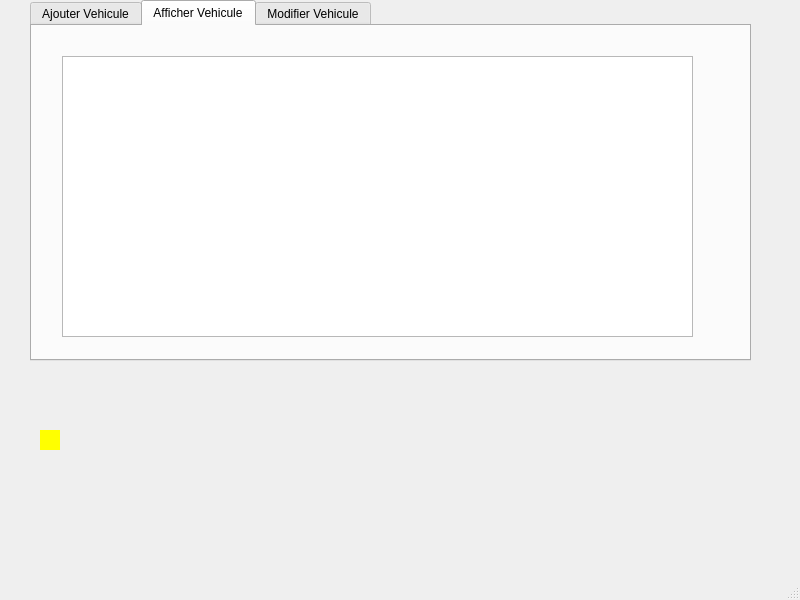
Before: the Qt Designer form mainwindow.ui in naouelboughattas/Smart_Shop_2A17, drawn with Qt 5.
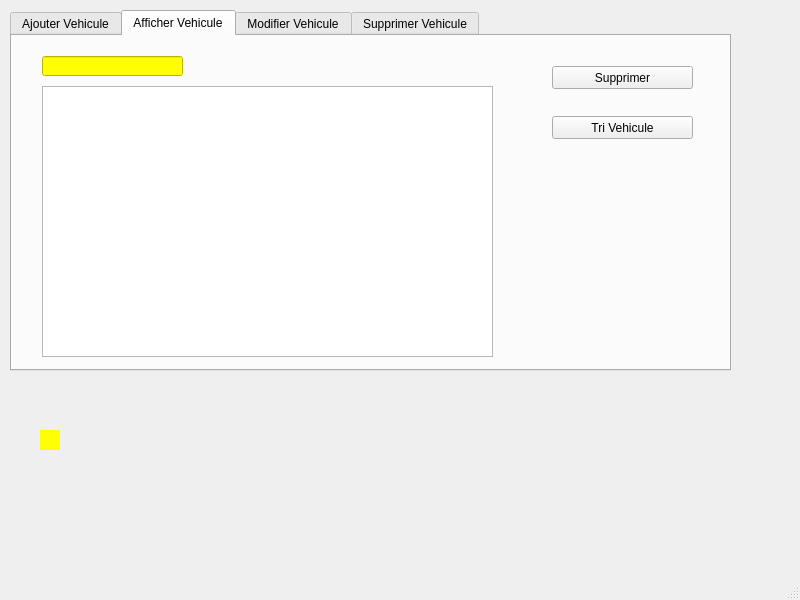
After: the same form once the commit is applied. The open tabs and pages were chosen to show the change.

```diff
--- a/mainwindow.ui
+++ b/mainwindow.ui
@@ -34,8 +34,8 @@
    <widget class="QTabWidget" name="tabWidget">
     <property name="geometry">
      <rect>
-      <x>30</x>
-      <y>0</y>
+      <x>10</x>
+      <y>10</y>
       <width>721</width>
       <height>361</height>
      </rect>
@@ -174,9 +174,45 @@
       <property name="geometry">
        <rect>
         <x>30</x>
+        <y>50</y>
+        <width>451</width>
+        <height>271</height>
+       </rect>
+      </property>
+     </widget>
+     <widget class="QPushButton" name="pushButton_S">
+      <property name="geometry">
+       <rect>
+        <x>540</x>
         <y>30</y>
-        <width>631</width>
-        <height>281</height>
+        <width>141</width>
+        <height>23</height>
+       </rect>
+      </property>
+      <property name="text">
+       <string>Supprimer</string>
+      </property>
+     </widget>
+     <widget class="QPushButton" name="pushButton_tri">
+      <property name="geometry">
+       <rect>
+        <x>540</x>
+        <y>80</y>
+        <width>141</width>
+        <height>23</height>
+       </rect>
+      </property>
+      <property name="text">
+       <string>Tri Vehicule</string>
+      </property>
+     </widget>
+     <widget class="QLineEdit" name="lineEdit_R">
+      <property name="geometry">
+       <rect>
+        <x>30</x>
+        <y>20</y>
+        <width>141</width>
+        <height>20</height>
        </rect>
       </property>
      </widget>
@@ -304,6 +340,11 @@
       </widget>
      </widget>
     </widget>
+    <widget class="QWidget" name="tab_4">
+     <attribute name="title">
+      <string>Supprimer Vehicule</string>
+     </attribute>
+    </widget>
    </widget>
   </widget>
   <widget class="QMenuBar" name="menubar">
```
Left out of the diff: 10 changed lines with no effect on the pictures.
